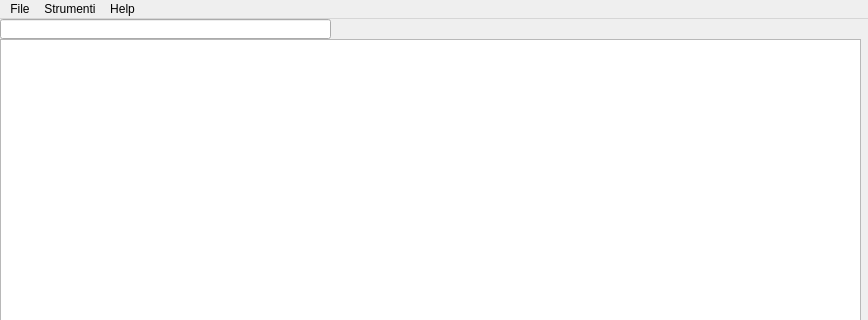
Old version of the form PwGUI/PwGUI/mainwindow.ui in the repository LeonardoCasarotto/PwTpsit; both pictures show x 0 to 868 and y 0 to 320 of the 868 by 639 pixel window.
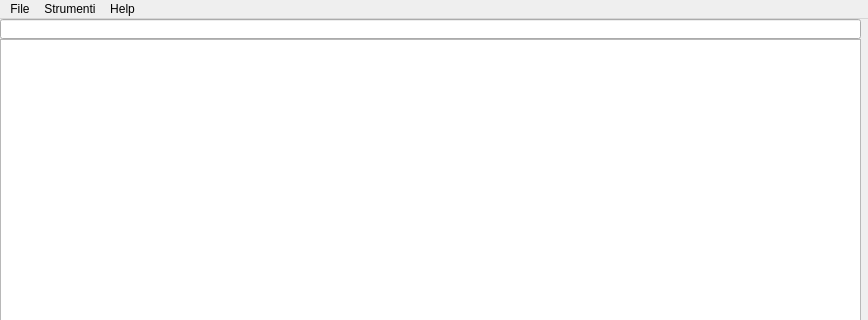
New version of the form.

The edit to the form file:
```diff
--- a/PwGUI/PwGUI/mainwindow.ui
+++ b/PwGUI/PwGUI/mainwindow.ui
@@ -29,7 +29,7 @@
      <rect>
       <x>0</x>
       <y>0</y>
-      <width>331</width>
+      <width>861</width>
       <height>20</height>
      </rect>
     </property>
```
Left out of the diff: 12 changed lines with no effect on the pictures.
